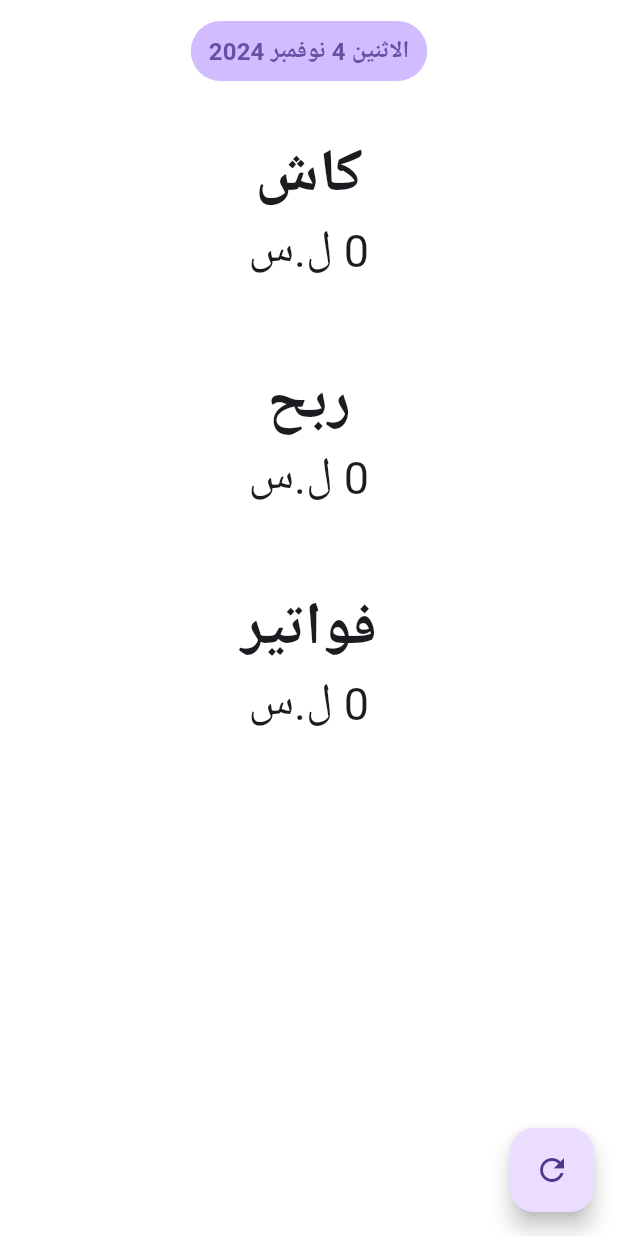
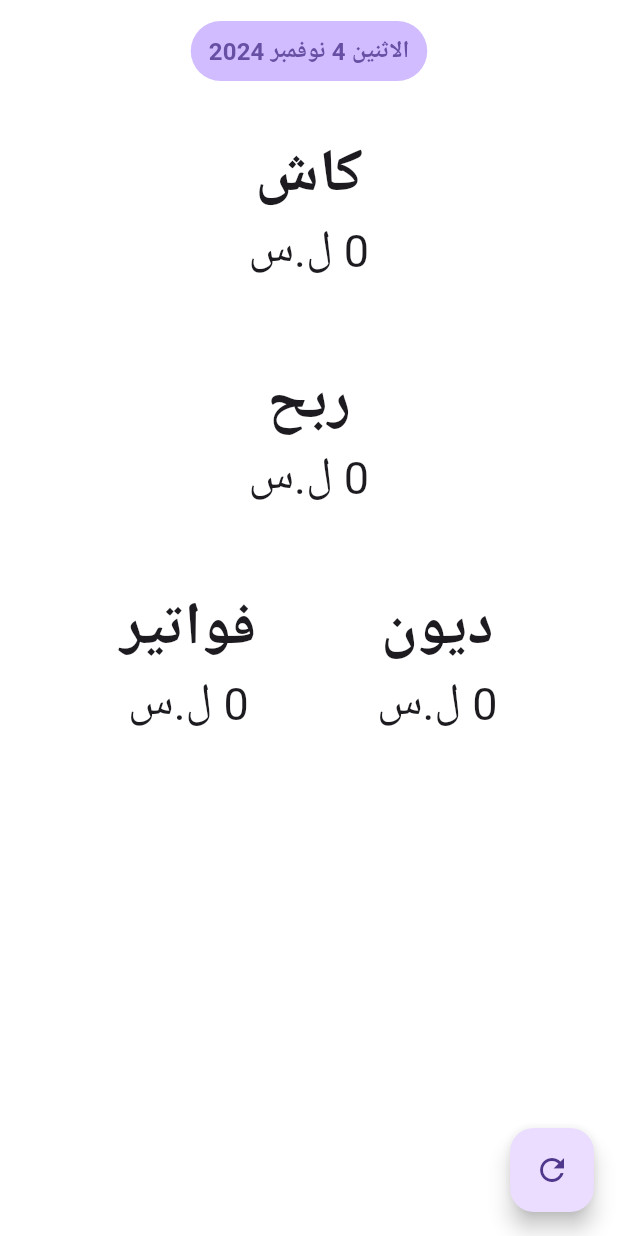
Before and after one commit to HaidaraIB/AlKhal, a Flutter app: the CashScreen screen opened directly, after a tap on the "refresh" icon, on a phone screen of 412 x 824 dp. Run offline on Flutter 3.47's test engine with Material 3 defaults, Android fonts, the phone set to English and light mode, and no system bars; our stand-ins replace flutter_bloc, permission_handler, share_plus, shared_preferences, sqflite; accounts and stored records are empty.

Commit message:
added reminder to transaction

```diff
--- a/lib/cubit/cash/cash_cubit.dart
+++ b/lib/cubit/cash/cash_cubit.dart
@@ -8,20 +8,43 @@ class CashCubit extends Cubit<CashState> {
   double cash = 0;
   double profit = 0;
   double bills = 0;
-  CashCubit() : super(const CashInitial(cash: 0, profit: 0, bills: 0));
+  double reminders = 0;
+  CashCubit()
+      : super(const CashInitial(
+          cash: 0,
+          profit: 0,
+          bills: 0,
+          reminders: 0,
+        ));
 
   Future computeCash(DateTime d) async {
-    emit(LoadingCash(cash: cash, profit: profit, bills: bills));
+    emit(LoadingCash(
+      cash: cash,
+      profit: profit,
+      bills: bills,
+      reminders: reminders,
+    ));
     try {
       await DatabaseHelper.computeCash(d).then((res) {
         cash = res['cash'] ?? 0;
         profit = res['profit'] ?? 0;
         bills = res['bills'] ?? 0;
+        reminders = res['reminders'] ?? 0;
       });
-      emit(CashRefreshed(cash: cash, profit: profit, bills: bills));
+      emit(CashRefreshed(
+        cash: cash,
+        profit: profit,
+        bills: bills,
+        reminders: reminders,
+      ));
     } catch (e) {
       emit(CashRefreshingFailed(
-          cash: cash, profit: profit, bills: bills, err: e.toString()));
+        cash: cash,
+        profit: profit,
+        bills: bills,
+        reminders: reminders,
+        err: e.toString(),
+      ));
     }
   }
 }
--- a/lib/cubit/cash/cash_state.dart
+++ b/lib/cubit/cash/cash_state.dart
@@ -5,11 +5,13 @@ sealed class CashState {
   final double cash;
   final double profit;
   final double bills;
+  final double reminders;
 
   const CashState({
     required this.cash,
     required this.profit,
     required this.bills,
+    required this.reminders,
   });
 }
 
@@ -18,6 +20,7 @@ final class CashInitial extends CashState {
     required super.cash,
     required super.profit,
     required super.bills,
+    required super.reminders,
   });
 }
 
@@ -27,6 +30,7 @@ final class CashOperationFailed extends CashState {
     required super.cash,
     required super.profit,
     required super.bills,
+    required super.reminders,
     required this.err,
   });
 }
@@ -36,6 +40,7 @@ final class LoadingCash extends CashState {
     required super.cash,
     required super.profit,
     required super.bills,
+    required super.reminders,
   });
 }
 
@@ -44,6 +49,7 @@ final class CashRefreshed extends CashState {
     required super.cash,
     required super.profit,
     required super.bills,
+    required super.reminders,
   });
 }
 
@@ -52,6 +58,7 @@ final class CashRefreshingFailed extends CashOperationFailed {
     required super.cash,
     required super.profit,
     required super.bills,
+    required super.reminders,
     required super.err,
   });
 }
--- a/lib/models/transaction.dart
+++ b/lib/models/transaction.dart
@@ -8,6 +8,7 @@ class Transaction extends Model {
   static const String tableName = 'transaction';
 
   final double discount;
+  final double reminder;
   double totalPrice;
   double totalProfit;
   final String transactionDate;
@@ -16,6 +17,7 @@ class Transaction extends Model {
   Transaction({
     super.id,
     required this.discount,
+    required this.reminder,
     required this.transactionDate,
     required this.isSale,
     required this.totalPrice,
@@ -27,6 +29,7 @@ class Transaction extends Model {
     return {
       'id': id,
       'discount': discount,
+      'reminder': reminder,
       'transaction_date': transactionDate,
       'is_sale': isSale,
       'total_price': totalPrice,
@@ -38,6 +41,7 @@ class Transaction extends Model {
     return Transaction(
       id: map['id'],
       discount: map['discount'],
+      reminder: map['reminder'],
       transactionDate: map['transaction_date'],
       isSale: map['is_sale'],
       totalPrice: map['total_price'],
--- a/lib/screens/cash_screen.dart
+++ b/lib/screens/cash_screen.dart
@@ -101,6 +101,9 @@ class _CashScreenState extends State<CashScreen>
                               ),
                             ),
                             const SizedBox(height: 50),
+                            Row(
+                              mainAxisAlignment: MainAxisAlignment.spaceEvenly,
+                              children: [
                                 AnimatedContainer(
                                   duration: const Duration(seconds: 1),
                                   curve: Curves.easeInOut,
@@ -108,6 +111,16 @@ class _CashScreenState extends State<CashScreen>
                                     label: 'فواتير',
                                     value: state.bills,
                                   ),
+                                ),
+                                AnimatedContainer(
+                                  duration: const Duration(seconds: 1),
+                                  curve: Curves.easeInOut,
+                                  child: NumberWidget(
+                                    label: 'ديون',
+                                    value: state.reminders,
+                                  ),
+                                ),
+                              ],
                             ),
                             const SizedBox(height: 100),
                           ],
--- a/lib/services/database_helper.dart
+++ b/lib/services/database_helper.dart
@@ -28,7 +28,7 @@ class DatabaseHelper {
     Database mydb = await openDatabase(
       path,
       onCreate: _onCreate,
-      version: 1,
+      version: 2,
       onUpgrade: _onUpgrade,
       onOpen: _onOpen,
     );
@@ -39,7 +39,9 @@ class DatabaseHelper {
     await db.execute("PRAGMA foreign_keys = ON;");
   }
 
-  static _onUpgrade(Database db, int oldversion, int newversion) async {}
+  static _onUpgrade(Database db, int oldVersion, int newVersion) async {
+    await db.execute("ALTER TABLE 'transaction' ADD reminder REAL DEFAULT 0;");
+  }
 
   static _onCreate(Database db, int version) async {
     await db.execute("""
@@ -230,7 +232,8 @@ class DatabaseHelper {
       '''
       SELECT
         SUM(total_price) as cash,
-        SUM(total_profit) as profit
+        SUM(total_profit) as profit,
+        reminder
       FROM
         'transaction'
       WHERE is_sale = 1 AND date(transaction_date) = '${d.year}-${d.month}-${d.day.toString().padLeft(2, "0")}';
@@ -251,12 +254,14 @@ class DatabaseHelper {
         'cash': cashResult.first['cash'] ?? 0.0,
         'profit': cashResult.first['profit'] ?? 0.0,
         'bills': billsResult!.first['bills'] ?? 0.0,
+        'reminders': cashResult.first['reminder'] ?? 0.0,
       };
     } else {
       return {
         'cash': 0.0,
         'profit': 0.0,
         'bills': 0.0,
+        'reminders': 0.0,
       };
     }
   }
--- a/lib/widgets/transaction_card.dart
+++ b/lib/widgets/transaction_card.dart
@@ -104,6 +104,12 @@ class TransactionCard extends StatelessWidget {
             text: formatDouble(transaction.discount),
             style: const TextStyle(fontWeight: FontWeight.bold),
           ),
+          const TextSpan(text: " ل.س\n"),
+          const TextSpan(text: 'الباقي: '),
+          TextSpan(
+            text: formatDouble(transaction.reminder),
+            style: const TextStyle(fontWeight: FontWeight.bold),
+          ),
           const TextSpan(text: " ل.س"),
         ],
       ),
--- a/lib/widgets/transactions.dart
+++ b/lib/widgets/transactions.dart
@@ -153,7 +153,7 @@ class _TransactionsState extends State<Transactions> {
       setState(() {
         selectedDate = pickedDate;
         BlocProvider.of<TransactionCubit>(context)
-            .setTransactionDateFilter(selectedDate.toString());
+            .filterTransactions(selectedDate.toString());
       });
     }
   }
```
Also changed, not shown: lib/cubit/transaction/transaction_cubit.dart (+1 -12 lines), lib/screens/add_transaction_screen.dart (+77 -32 lines). Lines whose indentation alone changed are shown as unchanged.
